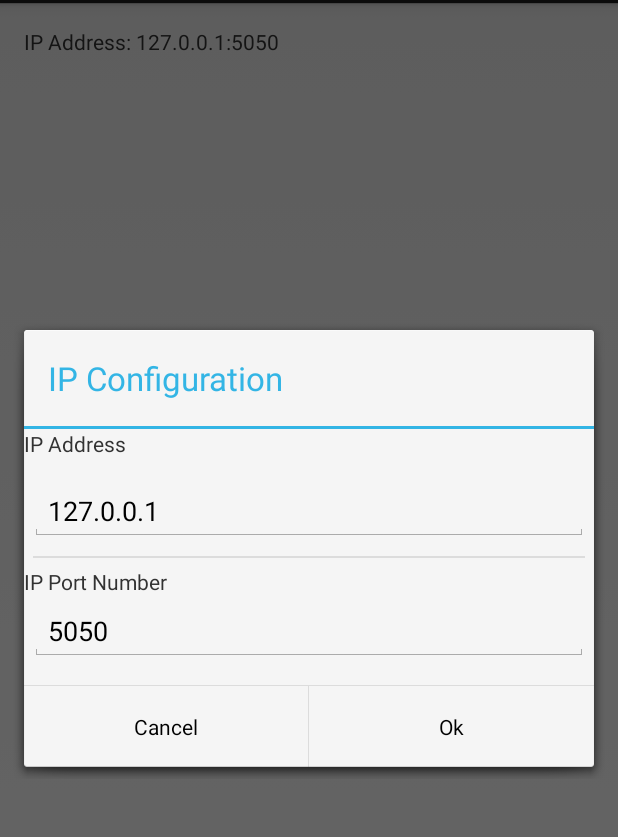
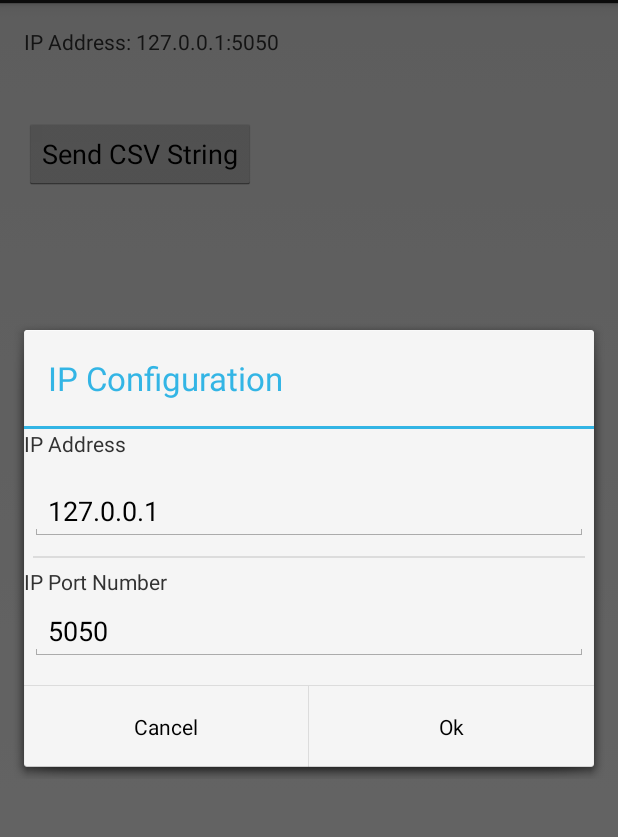
Before and after one commit to rlangoy/IFIVUDPCSVComunicatorExperiment, an Android app: the screen it shows after launch (MainActivity), in the options menu, after a tap on "Settings", on a phone screen of 412 x 824 dp, the part 69-906 px from its top. Run offline under Robolectric (Android 15) with nearby library versions, the phone set to English and light mode, and no system bars.

Commit message:
Added Button and some UDP socket stuf

```diff
--- a/app/src/main/java/no/hbv/ifiv/ifivudpcsvcomunicatorexperiment/MainActivity.java
+++ b/app/src/main/java/no/hbv/ifiv/ifivudpcsvcomunicatorexperiment/MainActivity.java
@@ -4,7 +4,12 @@ import android.app.Activity;
 import android.os.Bundle;
 import android.view.Menu;
 import android.view.MenuItem;
+import android.view.View;
+import android.widget.Button;
 import android.widget.TextView;
+
+import java.net.DatagramSocket;
+import java.net.InetAddress;
 
 
 public class MainActivity extends Activity implements IPAddressDialog.NoticeIPAddressDialogListener{
@@ -28,6 +33,24 @@ public class MainActivity extends Activity implements IPAddressDialog.NoticeIPAd
         setContentView(R.layout.activity_main);
         TextView txtView = (TextView) findViewById(R.id.text_id);
         txtView.setText("IP Address: " + mStrIPAddress+":"+String.valueOf(mPort));
+
+
+
+        final Button button = (Button) findViewById(R.id.btnSendMessage);
+        button.setOnClickListener(new View.OnClickListener()
+        {
+            public void onClick(View v)
+            {
+                try {
+                    DatagramSocket client_socket = new DatagramSocket(mPort);
+                    InetAddress IPAddress = InetAddress.getByName(mStrIPAddress);
+
+                }catch (Exception e) {}
+
+            }
+
+
+        });
     }
 
 
--- a/app/src/main/res/layout/activity_main.xml
+++ b/app/src/main/res/layout/activity_main.xml
@@ -14,4 +14,13 @@
         android:layout_width="wrap_content"
         android:layout_height="wrap_content" />
 
+    <Button
+        android:layout_width="wrap_content"
+        android:layout_height="wrap_content"
+        android:text="Send CSV String"
+        android:id="@+id/btnSendMessage"
+        android:layout_below="@+id/text_id"
+        android:layout_alignParentStart="true"
+        android:layout_marginTop="41dp" />
+
 </RelativeLayout>
```
